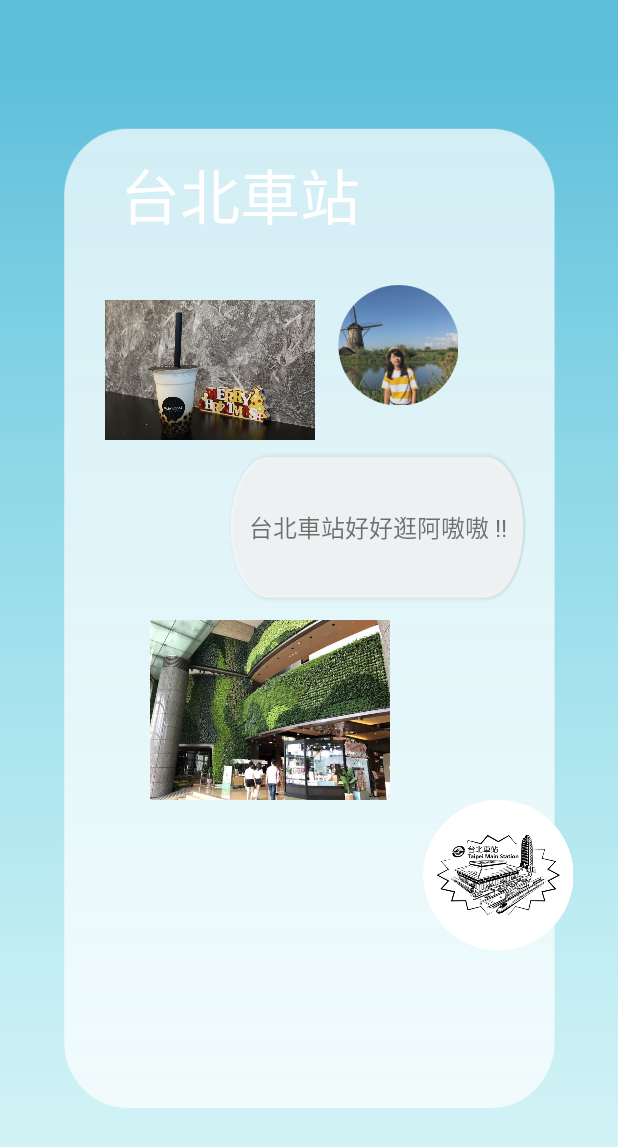
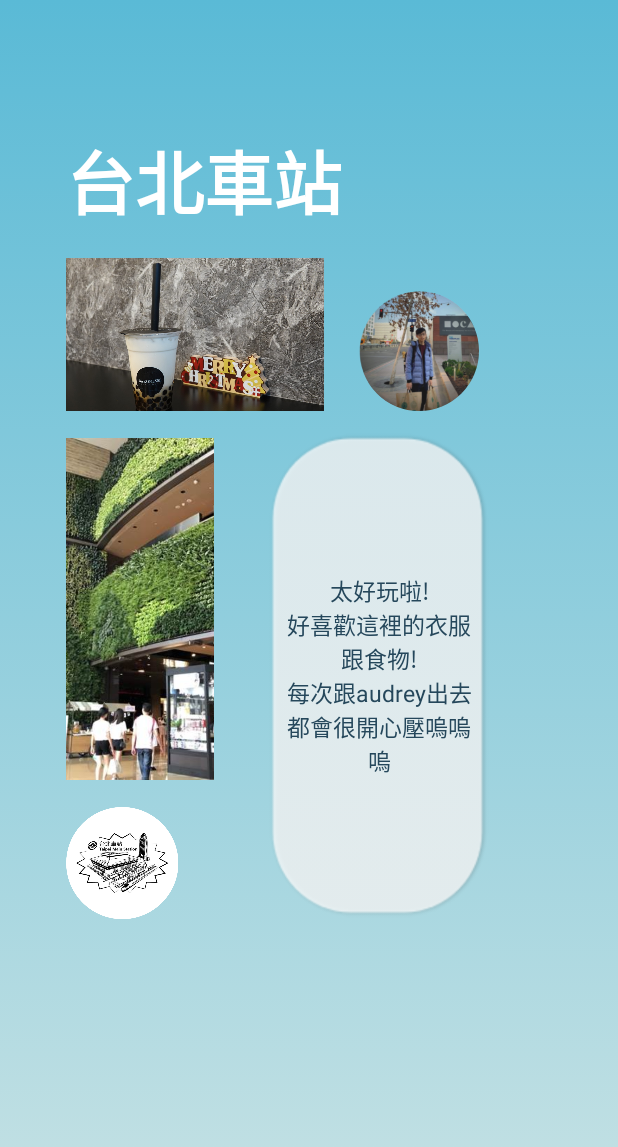
Before and after one commit to ianlienfa/FinalApp-0, an Android app: the layout fragment_taipei.xml on its own in the app's theme, with its tools: preview values and no code run, on a phone screen of 412 x 824 dp. Shown: the top 1147 px of the screen. Run offline under Robolectric (Android 15) with nearby library versions, the light colour scheme and no system bars.

```diff
--- a/app/src/main/java/com/example/finalapp/SearchMapActivity.java
+++ b/app/src/main/java/com/example/finalapp/SearchMapActivity.java
@@ -511,7 +511,7 @@ public class SearchMapActivity extends AppCompatActivity implements View.OnClick
                 }
                 break;
             case R.id.camera:
-                Intent mIntent=getPackageManager().getLaunchIntentForPackage("com.ar.test");
+                Intent mIntent=getPackageManager().getLaunchIntentForPackage("com.AR.bird");
                 if (mIntent!=null){
                     startActivity(mIntent);
                 }
--- a/app/src/main/res/layout/fragment_beitou.xml
+++ b/app/src/main/res/layout/fragment_beitou.xml
@@ -26,10 +26,8 @@
     <ImageView
         android:id="@+id/beitouimage"
         android:layout_width="172.32dp"
-
         android:layout_height="101.76dp"
         android:layout_marginTop="171.68dp"
-
         android:scaleType="centerCrop"
         android:layout_alignStart="@id/beitoutitle"
         android:layout_alignParentTop="true"
@@ -41,7 +39,6 @@
         android:layout_width="98.4dp"
         android:layout_height="227.76dp"
         android:layout_marginTop="291.91dp"
-        android:elevation="10dp"
         android:scaleType="centerCrop"
         app:srcCompat="@drawable/beitouimage2"
         android:layout_alignStart="@id/beitouimage"
--- a/app/src/main/res/layout/fragment_taipei.xml
+++ b/app/src/main/res/layout/fragment_taipei.xml
@@ -1,81 +1,87 @@
 <?xml version="1.0" encoding="utf-8"?>
-<android.support.constraint.ConstraintLayout xmlns:android="http://schemas.android.com/apk/res/android"
+<RelativeLayout xmlns:android="http://schemas.android.com/apk/res/android"
     xmlns:app="http://schemas.android.com/apk/res-auto"
     xmlns:tools="http://schemas.android.com/tools"
     android:layout_width="match_parent"
     android:layout_height="match_parent"
-    android:background="@drawable/memoryboard">
+    android:background="@drawable/gradient_background"
+    android:orientation="vertical">
 
     <TextView
         android:id="@+id/taipeititle"
         android:layout_width="wrap_content"
         android:layout_height="wrap_content"
+        android:layout_marginLeft="44.16dp"
+        android:layout_marginTop="85.94dp"
+        android:gravity="center"
         android:text="台北車站"
-        android:textColor="#FFFFFFFF"
-        android:textSize="40dp"
-        android:layout_marginTop="100dp"
-        android:layout_marginLeft="80dp"
-        app:layout_constraintStart_toStartOf="parent"
-        app:layout_constraintTop_toTopOf="parent" />
+        android:textColor="#FFFFFF"
+        android:textSize="46sp"
+        android:textStyle="bold"
+        android:layout_alignParentStart="true"
+        android:layout_alignParentTop="true"/>
+
+    <ImageView
+        android:id="@+id/taipeiimage"
+        android:layout_width="172.32dp"
+        android:layout_height="101.76dp"
+        android:layout_marginTop="171.68dp"
+        android:scaleType="centerCrop"
+        app:srcCompat="@drawable/taipeiimage2"
+        android:layout_alignStart="@+id/taipeititle"
+        android:layout_alignParentTop="true"/>
+
+    <ImageView
+        android:id="@+id/taipeiimage2"
+        android:layout_width="98.4dp"
+        android:layout_height="227.76dp"
+        android:layout_marginTop="291.91dp"
+        android:scaleType="centerCrop"
+        app:srcCompat="@drawable/taipeiimage1"
+        android:layout_alignStart="@id/taipeiimage"
+        android:layout_alignParentTop="true"
+
+        />
+
+    <de.hdodenhof.circleimageview.CircleImageView
+        android:id="@+id/taipeiimage3"
+        android:layout_width="79.68dp"
+        android:layout_height="79.68dp"
+        android:layout_marginStart="239.04dp"
+        android:elevation="2dp"
+        android:src="@drawable/person2"
+        android:layout_alignBottom="@id/taipeiimage"
+        android:layout_alignParentStart="true"/>
+
 
     <TextView
         android:id="@+id/taipeitext"
-        android:layout_width="200dp"
-        android:layout_height="wrap_content"
-        android:background="@drawable/rectangle74"
+        android:layout_width="147.84dp"
+        android:layout_height="324.88dp"
+        android:background="@drawable/background_of_text_up_ian"
+        android:layout_alignParentTop="true"
+        android:layout_marginTop="288.07dp"
+        android:layout_alignEnd="@id/taipeiimage3"
+        android:text="太好玩啦!\n好喜歡這裡的衣服跟食物!\n每次跟audrey出去都會很開心壓嗚嗚嗚"
+        android:layout_marginEnd="-7dp"
+        android:textColor="#25475B"
+        android:textSize="15dp"
         android:gravity="center"
-        android:text="台北車站好好逛阿嗷嗷 !!"
-        android:textSize="16dp"
-        android:layout_marginTop="30dp"
-        android:layout_marginRight="60dp"
-        app:layout_constraintTop_toBottomOf="@+id/taipeiimage3"
-        app:layout_constraintEnd_toEndOf="parent"/>
+        android:paddingStart="10dp"
+        android:paddingEnd="10dp"/>
 
-    <ImageView
-        android:id="@+id/taipeiimage"
-        android:layout_width="140dp"
-        android:layout_height="100dp"
-        android:background="#00000000"
-        android:scaleType="fitStart"
-        app:srcCompat="@drawable/taipeiimage2"
-        android:layout_marginTop="40dp"
-        android:layout_marginLeft="70dp"
-        app:layout_constraintTop_toBottomOf="@+id/taipeititle"
-        app:layout_constraintStart_toStartOf="parent"/>
 
-    <ImageView
-        android:id="@+id/taipeiimage2"
-        android:layout_width="160dp"
-        android:layout_height="120dp"
-        android:background="#00000000"
-        android:scaleType="fitXY"
-        app:srcCompat="@drawable/taipeiimage1"
-        android:layout_marginTop="10dp"
-        android:layout_marginLeft="100dp"
-        app:layout_constraintStart_toStartOf="parent"
-        app:layout_constraintTop_toBottomOf="@+id/taipeitext"/>
 
-    <ImageView
-        android:id="@+id/taipeiimage3"
-        android:layout_width="80dp"
-        android:layout_height="80dp"
-        android:background="#00000000"
-        android:scaleType="fitXY"
-        app:srcCompat="@drawable/person1"
-        android:layout_marginLeft="15dp"
-        android:layout_marginTop="30dp"
-        app:layout_constraintTop_toBottomOf="@+id/taipeititle"
-        app:layout_constraintStart_toEndOf="@+id/taipeiimage"/>
+
+
 
     <ImageView
         android:id="@+id/emptyimage4"
-        android:layout_width="100dp"
-        android:layout_height="100dp"
-        android:background="#00000000"
-        android:scaleType="fitXY"
         app:srcCompat="@drawable/p1"
-        android:layout_marginRight="30dp"
-        app:layout_constraintEnd_toEndOf="parent"
-        app:layout_constraintTop_toBottomOf="@+id/taipeiimage2"/>
+        android:layout_width="74.88dp"
+        android:layout_height="74.88dp"
+        android:layout_marginTop="537.8dp"
+        android:layout_alignStart="@id/taipeiimage2"
+        android:layout_alignParentTop="true"/>
 
-</android.support.constraint.ConstraintLayout>
+</RelativeLayout>
```
Also changed, not shown: 8 other files.
